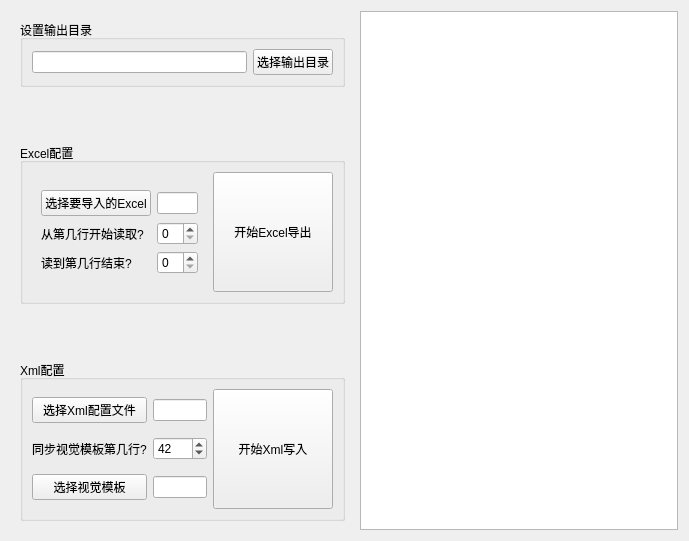
Old version of the form Widget.ui in the repository liangtie/ExcelXmlOperationExample.
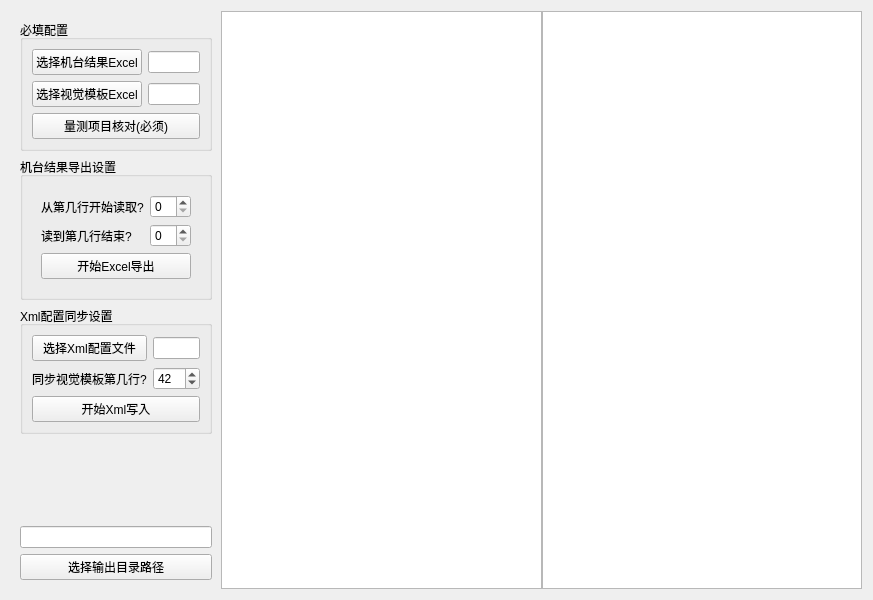
New version of the form.

Diff of the .ui file:
```diff
--- a/Widget.ui
+++ b/Widget.ui
@@ -6,92 +6,93 @@
    <rect>
     <x>0</x>
     <y>0</y>
-    <width>689</width>
-    <height>541</height>
+    <width>873</width>
+    <height>600</height>
    </rect>
   </property>
   <property name="windowTitle">
    <string>Widget</string>
   </property>
-  <layout class="QHBoxLayout" name="layMain" stretch="1,2">
+  <layout class="QHBoxLayout" name="layMain" stretch="1,2,2">
+   <property name="spacing">
+    <number>0</number>
+   </property>
    <item>
     <widget class="QWidget" name="widgetLeft" native="true">
      <layout class="QVBoxLayout" name="verticalLayout_4">
       <item>
        <widget class="QGroupBox" name="boxOutPut">
         <property name="title">
-         <string>设置输出目录</string>
+         <string>必填配置</string>
         </property>
-        <layout class="QHBoxLayout" name="horizontalLayout_3">
+        <layout class="QVBoxLayout" name="verticalLayout">
          <item>
-          <widget class="QLineEdit" name="editWrite"/>
+          <layout class="QGridLayout" name="gridLayout_2">
+           <item row="0" column="0">
+            <widget class="QPushButton" name="btnRead">
+             <property name="text">
+              <string>选择机台结果Excel</string>
+             </property>
+            </widget>
+           </item>
+           <item row="0" column="1">
+            <widget class="QLineEdit" name="editRead"/>
+           </item>
+           <item row="1" column="0">
+            <widget class="QPushButton" name="btnTempletePath">
+             <property name="text">
+              <string>选择视觉模板Excel</string>
+             </property>
+            </widget>
+           </item>
+           <item row="1" column="1">
+            <widget class="QLineEdit" name="editTempletePath"/>
+           </item>
+          </layout>
          </item>
          <item>
-          <widget class="QPushButton" name="btnWrite">
+          <widget class="QPushButton" name="btnConfirm">
            <property name="text">
-            <string>选择输出目录</string>
+            <string>量测项目核对(必须)</string>
            </property>
           </widget>
          </item>
         </layout>
        </widget>
       </item>
-      <item>
-       <spacer name="verticalSpacer_3">
-        <property name="orientation">
-         <enum>Qt::Vertical</enum>
-        </property>
-        <property name="sizeHint" stdset="0">
-         <size>
-          <width>20</width>
-          <height>103</height>
-         </size>
-        </property>
-       </spacer>
-      </item>
       <item>
        <widget class="QGroupBox" name="boxExcel">
         <property name="title">
-         <string>Excel配置</string>
+         <string>机台结果导出设置</string>
         </property>
-        <layout class="QHBoxLayout" name="horizontalLayout">
+        <layout class="QVBoxLayout" name="verticalLayout_3">
          <item>
           <widget class="QWidget" name="widgetExcelConfig" native="true">
            <layout class="QVBoxLayout" name="verticalLayout_2">
             <item>
              <layout class="QGridLayout" name="gridLayout">
-              <item row="2" column="1">
-               <widget class="QSpinBox" name="spinRowEndRead">
-                <property name="value">
-                 <number>0</number>
-                </property>
-               </widget>
-              </item>
               <item row="0" column="1">
-               <widget class="QLineEdit" name="editRead"/>
-              </item>
-              <item row="1" column="1">
                <widget class="QSpinBox" name="spinRowStartRead">
                 <property name="value">
                  <number>0</number>
                 </property>
                </widget>
               </item>
-              <item row="0" column="0">
-               <widget class="QPushButton" name="btnRead">
-                <property name="text">
-                 <string>选择要导入的Excel</string>
+              <item row="1" column="1">
+               <widget class="QSpinBox" name="spinRowEndRead">
+                <property name="value">
+                 <number>0</number>
                 </property>
                </widget>
               </item>
-              <item row="2" column="0">
+              <item row="1" column="0">
                <widget class="QLabel" name="label_6">
                 <property name="text">
                  <string>读到第几行结束?</string>
                 </property>
                </widget>
               </item>
-              <item row="1" column="0">
+              <item row="0" column="0">
                <widget class="QLabel" name="label_3">
                 <property name="text">
                  <string>从第几行开始读取?</string>
@@ -100,79 +101,39 @@
               </item>
              </layout>
             </item>
+            <item>
+             <widget class="QPushButton" name="btnStart">
+              <property name="sizePolicy">
+               <sizepolicy hsizetype="Expanding" vsizetype="Fixed">
+                <horstretch>0</horstretch>
+                <verstretch>0</verstretch>
+               </sizepolicy>
+              </property>
+              <property name="minimumSize">
+               <size>
+                <width>0</width>
+                <height>0</height>
+               </size>
+              </property>
+              <property name="text">
+               <string>开始Excel导出</string>
+              </property>
+             </widget>
+            </item>
            </layout>
           </widget>
          </item>
-         <item>
-          <widget class="QPushButton" name="btnStart">
-           <property name="sizePolicy">
-            <sizepolicy hsizetype="Fixed" vsizetype="Fixed">
-             <horstretch>0</horstretch>
-             <verstretch>0</verstretch>
-            </sizepolicy>
-           </property>
-           <property name="minimumSize">
-            <size>
-             <width>120</width>
-             <height>120</height>
-            </size>
-           </property>
-           <property name="text">
-            <string>开始Excel导出</string>
-           </property>
-          </widget>
-         </item>
         </layout>
        </widget>
       </item>
-      <item>
-       <spacer name="verticalSpacer_2">
-        <property name="orientation">
-         <enum>Qt::Vertical</enum>
-        </property>
-        <property name="sizeHint" stdset="0">
-         <size>
-          <width>20</width>
-          <height>103</height>
-         </size>
-        </property>
-       </spacer>
-      </item>
       <item>
        <widget class="QGroupBox" name="boxXml">
         <property name="title">
-         <string>Xml配置</string>
+         <string>Xml配置同步设置</string>
         </property>
-        <layout class="QHBoxLayout" name="horizontalLayout_2">
+        <layout class="QVBoxLayout" name="verticalLayout_5">
          <item>
           <layout class="QGridLayout" name="gridLayout_3">
-           <item row="0" column="1">
-            <widget class="QLineEdit" name="editXmlPath"/>
-           </item>
-           <item row="2" column="0">
-            <widget class="QPushButton" name="btnTempletePath">
-             <property name="text">
-              <string>选择视觉模板</string>
-             </property>
-            </widget>
-           </item>
-           <item row="0" column="0">
-            <widget class="QPushButton" name="btnXmlPath">
-             <property name="text">
-              <string>选择Xml配置文件</string>
-             </property>
-            </widget>
-           </item>
-           <item row="2" column="1">
-            <widget class="QLineEdit" name="editTempletePath"/>
-           </item>
-           <item row="1" column="0">
-            <widget class="QLabel" name="label_4">
-             <property name="text">
-              <string>同步视觉模板第几行?</string>
-             </property>
-            </widget>
-           </item>
            <item row="1" column="1">
             <widget class="QSpinBox" name="spinRowReadTemp">
              <property name="maximum">
@@ -183,20 +144,37 @@
              </property>
             </widget>
            </item>
+           <item row="1" column="0">
+            <widget class="QLabel" name="label_4">
+             <property name="text">
+              <string>同步视觉模板第几行?</string>
+             </property>
+            </widget>
+           </item>
+           <item row="0" column="1">
+            <widget class="QLineEdit" name="editXmlPath"/>
+           </item>
+           <item row="0" column="0">
+            <widget class="QPushButton" name="btnXmlPath">
+             <property name="text">
+              <string>选择Xml配置文件</string>
+             </property>
+            </widget>
+           </item>
           </layout>
          </item>
          <item>
           <widget class="QPushButton" name="btnXmlStart">
            <property name="sizePolicy">
-            <sizepolicy hsizetype="Fixed" vsizetype="Fixed">
+            <sizepolicy hsizetype="Expanding" vsizetype="Fixed">
              <horstretch>0</horstretch>
              <verstretch>0</verstretch>
             </sizepolicy>
            </property>
            <property name="minimumSize">
             <size>
-             <width>120</width>
-             <height>120</height>
+             <width>0</width>
+             <height>0</height>
             </size>
            </property>
            <property name="text">
@@ -207,9 +185,35 @@
         </layout>
        </widget>
       </item>
+      <item>
+       <spacer name="verticalSpacer_2">
+        <property name="orientation">
+         <enum>Qt::Vertical</enum>
+        </property>
+        <property name="sizeHint" stdset="0">
+         <size>
+          <width>20</width>
+          <height>103</height>
+         </size>
+        </property>
+       </spacer>
+      </item>
+      <item>
+       <widget class="QLineEdit" name="editWrite"/>
+      </item>
+      <item>
+       <widget class="QPushButton" name="btnWrite">
+        <property name="text">
+         <string>选择输出目录路径</string>
+        </property>
+       </widget>
+      </item>
      </layout>
     </widget>
    </item>
+   <item>
+    <widget class="QTableView" name="tableView"/>
+   </item>
    <item>
     <widget class="QTreeView" name="treeView"/>
    </item>
```
